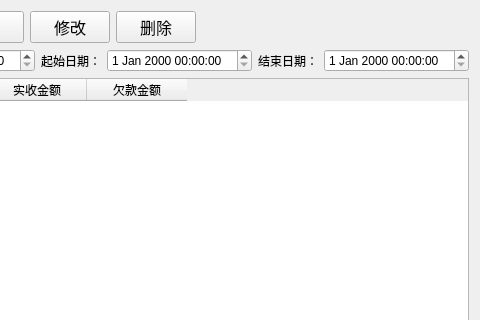
histest/his, file clinicdailyreport.ui: the form before one commit; both pictures show x 325 to 805 and y 0 to 320 of the 805 by 483 pixel window.
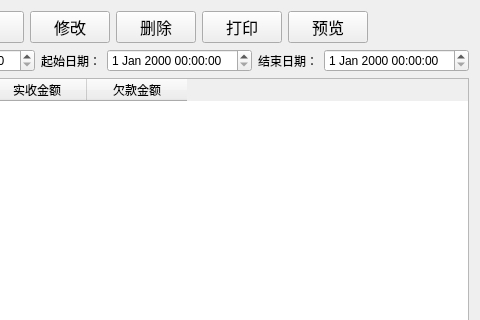
The form after the commit.

Diff of the .ui file:
```diff
--- a/clinicdailyreport.ui
+++ b/clinicdailyreport.ui
@@ -94,6 +94,32 @@
        </property>
       </widget>
      </item>
+     <item>
+      <widget class="QPushButton" name="printButton">
+       <property name="font">
+        <font>
+         <family>Agency FB</family>
+         <pointsize>12</pointsize>
+        </font>
+       </property>
+       <property name="text">
+        <string>打印</string>
+       </property>
+      </widget>
+     </item>
+     <item>
+      <widget class="QPushButton" name="previewButton">
+       <property name="font">
+        <font>
+         <family>Agency FB</family>
+         <pointsize>12</pointsize>
+        </font>
+       </property>
+       <property name="text">
+        <string>预览</string>
+       </property>
+      </widget>
+     </item>
      <item>
       <spacer name="horizontalSpacer">
        <property name="orientation">
```
